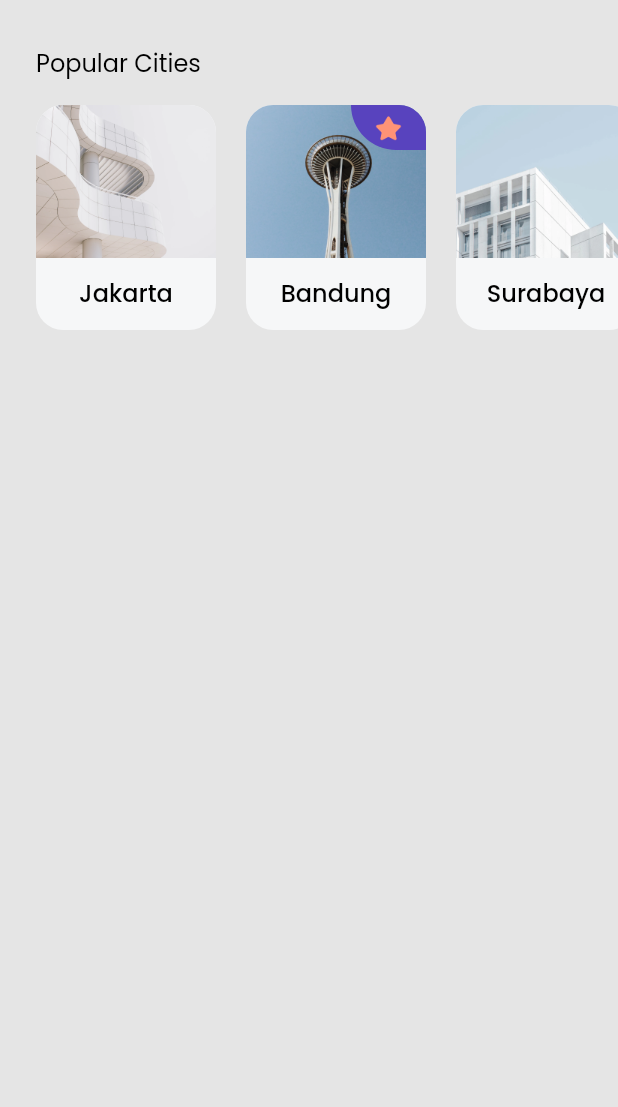
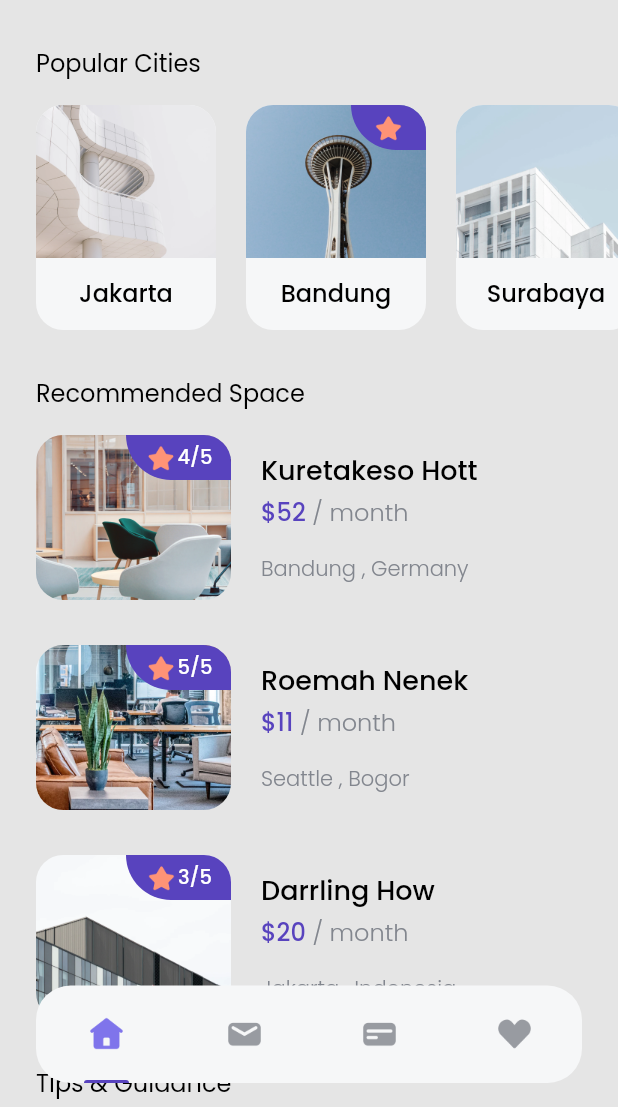
Before and after one commit to zulfiachsans/cari_kos, a Flutter app: the screen it shows after launch, after a tap on "Explore Now", on a phone screen of 412 x 824 dp, the part 129-1236 px from its top. Run offline on Flutter 3.47's test engine with Material 2 defaults, Android fonts, the phone set to English and light mode, and no system bars; our stand-ins replace google_fonts.

Commit message:
re-initial commit

```diff
--- /dev/null
+++ b/lib/models/space.dart
@@ -0,0 +1,50 @@
+class Space {
+  late int id;
+  late String name;
+  late String imageUrl;
+  late int price;
+  late String city;
+  late String country;
+  late int rating;
+  // late String address;
+  // late String phone;
+  // late String mapUrl;
+  // late List photos;
+  // late int numberOfKitchens;
+  // late int numberOfBedrooms;
+  // late int numberOfCupboards;
+
+  Space({
+    required this.city,
+    required this.country,
+    required this.id,
+    required this.imageUrl,
+    required this.name,
+    required this.price,
+    required this.rating,
+    // required this.address,
+    // required this.mapUrl,
+    // required this.numberOfBedrooms,
+    // required this.numberOfCupboards,
+    // required this.numberOfKitchens,
+    // required this.phone,
+    // required this.photos,
+  });
+
+  // Space.fromJson(json) {
+  //   id = json['id'];
+  //   name = json['name'];
+  //   city = json['city'];
+  //   country = json['country'];
+  //   imageUrl = json['image_url'];
+  //   price = json['price'];
+  //   rating = json['rating'];
+  //   address = json['address'];
+  //   phone = json['phone'];
+  //   mapUrl = json['map_url'];
+  //   photos = json['photos'];
+  //   numberOfBedrooms = json['number_of_bedrooms'];
+  //   numberOfCupboards = json['number_of_cupboards'];
+  //   numberOfKitchens = json['number_of_kitchens'];
+  // }
+}
--- /dev/null
+++ b/lib/models/tips.dart
@@ -0,0 +1,13 @@
+class Tips {
+  late int id;
+  late String title;
+  late String imageUrl;
+  late String updatedAt;
+
+  Tips({
+    required this.id,
+    required this.imageUrl,
+    required this.title,
+    required this.updatedAt,
+  });
+}
--- a/lib/pages/home_page.dart
+++ b/lib/pages/home_page.dart
@@ -1,6 +1,11 @@
+import 'package:cari_kos/models/space.dart';
+import 'package:cari_kos/models/tips.dart';
 import 'package:cari_kos/theme.dart';
+import 'package:cari_kos/widgets/bottom_navbar_item.dart';
 import 'package:cari_kos/widgets/city_card.dart';
+import 'package:cari_kos/widgets/space_card.dart';
 import 'package:cari_kos/models/city.dart';
+import 'package:cari_kos/widgets/tips_card.dart';
 import 'package:flutter/material.dart';
 
 class HomePage extends StatelessWidget {
@@ -8,12 +13,13 @@
   Widget build(BuildContext context) {
     return Scaffold(
       body: SafeArea(
-        child: Padding(
-          padding: EdgeInsets.symmetric(
-            vertical: edge,
-          ),
+        bottom: false,
         child: ListView(
           children: [
+            SizedBox(
+              height: edge,
+            ),
+            // NOTE: Header
             Padding(
               padding: EdgeInsets.only(
                 left: edge,
@@ -39,6 +45,7 @@
                 ),
               ),
             ),
+            // End haader
             SizedBox(
               height: 30,
             ),
@@ -75,6 +82,7 @@
                     width: 20,
                   ),
                   CityCard(
+                    // NOTE: Popular City
                     City(
                       id: 2,
                       name: 'Bandung',
@@ -129,10 +137,157 @@
                 ],
               ),
             ),
+            SizedBox(
+              height: 30,
+            ),
+            // NOTE: Recommended place
+            Padding(
+              padding: EdgeInsets.only(
+                left: edge,
+              ),
+              child: Text(
+                'Recommended Space',
+                style: regularTextStyle.copyWith(
+                  fontSize: 16,
+                ),
+              ),
+            ),
+            SizedBox(
+              height: 16,
+            ),
+            Padding(
+              padding: EdgeInsets.symmetric(
+                horizontal: edge,
+              ),
+              child: Column(
+                children: [
+                  SpaceCard(
+                    Space(
+                      id: 1,
+                      name: 'Kuretakeso Hott',
+                      imageUrl: 'assets/space1.png',
+                      price: 52,
+                      city: 'Bandung',
+                      country: 'Germany',
+                      rating: 4,
+                    ),
+                  ),
+                  SizedBox(
+                    height: 30,
+                  ),
+                  SpaceCard(
+                    Space(
+                      id: 2,
+                      name: 'Roemah Nenek',
+                      imageUrl: 'assets/space2.png',
+                      price: 11,
+                      city: 'Seattle',
+                      country: 'Bogor',
+                      rating: 5,
+                    ),
+                  ),
+                  SizedBox(
+                    height: 30,
+                  ),
+                  SpaceCard(
+                    Space(
+                      id: 3,
+                      name: 'Darrling How',
+                      imageUrl: 'assets/space3.png',
+                      price: 20,
+                      city: 'Jakarta',
+                      country: 'Indonesia',
+                      rating: 3,
+                    ),
+                  ),
                 ],
               ),
             ),
+            SizedBox(
+              height: 30,
             ),
+            // NOTE: TIPS & GUIDANCE
+            Padding(
+              padding: EdgeInsets.only(
+                left: edge,
+              ),
+              child: Text(
+                'Tips & Guidance',
+                style: regularTextStyle.copyWith(
+                  fontSize: 16,
+                ),
+              ),
+            ),
+            SizedBox(
+              height: 16,
+            ),
+            Padding(
+              padding: EdgeInsets.symmetric(
+                horizontal: edge,
+              ),
+              child: Column(
+                children: [
+                  TipsCard(
+                    Tips(
+                      id: 1,
+                      title: 'City Guidelines',
+                      imageUrl: 'assets/tips1.png',
+                      updatedAt: '20 Apr',
+                    ),
+                  ),
+                  SizedBox(
+                    height: 20,
+                  ),
+                  TipsCard(
+                    Tips(
+                      id: 2,
+                      title: 'Jakarta Fairship',
+                      imageUrl: 'assets/tips2.png',
+                      updatedAt: '11 Dec',
+                    ),
+                  ),
+                ],
+              ),
+            ),
+            SizedBox(
+              height: 100 + edge,
+            ),
+          ],
+        ),
+      ),
+      floatingActionButton: Container(
+        height: 65,
+        width: MediaQuery.of(context).size.width - (2 * edge),
+        margin: EdgeInsets.symmetric(
+          horizontal: edge,
+        ),
+        decoration: BoxDecoration(
+          color: Color(0xffF6F7F8),
+          borderRadius: BorderRadius.circular(23),
+        ),
+        child: Row(
+          mainAxisAlignment: MainAxisAlignment.spaceAround,
+          children: [
+            BottomNavbarItem(
+              imageUrl: 'assets/icon_home.png',
+              isActive: true,
+            ),
+            BottomNavbarItem(
+              imageUrl: 'assets/icon_email.png',
+              isActive: false,
+            ),
+            BottomNavbarItem(
+              imageUrl: 'assets/icon_card.png',
+              isActive: false,
+            ),
+            BottomNavbarItem(
+              imageUrl: 'assets/icon_love.png',
+              isActive: false,
+            ),
+          ],
+        ),
+      ),
+      floatingActionButtonLocation: FloatingActionButtonLocation.centerFloat,
     );
   }
 }
--- /dev/null
+++ b/lib/widgets/bottom_navbar_item.dart
@@ -0,0 +1,35 @@
+import 'package:cari_kos/theme.dart';
+import 'package:flutter/material.dart';
+
+class BottomNavbarItem extends StatelessWidget {
+  final String imageUrl;
+  final bool isActive;
+
+  BottomNavbarItem({required this.imageUrl, required this.isActive});
+
+  @override
+  Widget build(BuildContext context) {
+    return Column(
+      children: [
+        Spacer(),
+        Image.asset(
+          imageUrl,
+          width: 26,
+        ),
+        Spacer(),
+        isActive
+            ? Container(
+                width: 30,
+                height: 2,
+                decoration: BoxDecoration(
+                  color: purpleColor,
+                  borderRadius: BorderRadius.vertical(
+                    top: Radius.circular(1000),
+                  ),
+                ),
+              )
+            : Container(),
+      ],
+    );
+  }
+}
--- /dev/null
+++ b/lib/widgets/space_card.dart
@@ -0,0 +1,102 @@
+import 'package:cari_kos/models/space.dart';
+import 'package:flutter/material.dart';
+import 'package:cari_kos/theme.dart';
+
+class SpaceCard extends StatelessWidget {
+  final Space space;
+
+  SpaceCard(this.space);
+  @override
+  Widget build(BuildContext context) {
+    return Row(
+      children: [
+        ClipRRect(
+          borderRadius: BorderRadius.circular(
+            18,
+          ),
+          child: Container(
+            width: 130,
+            height: 110,
+            child: Stack(
+              children: [
+                Image.asset(
+                  space.imageUrl,
+                ),
+                Align(
+                  alignment: Alignment.topRight,
+                  child: Container(
+                    width: 70,
+                    height: 30,
+                    decoration: BoxDecoration(
+                      color: purpleColor,
+                      borderRadius: BorderRadius.only(
+                        bottomLeft: Radius.circular(36),
+                      ),
+                    ),
+                    child: Row(
+                      mainAxisAlignment: MainAxisAlignment.center,
+                      crossAxisAlignment: CrossAxisAlignment.center,
+                      children: [
+                        Image.asset(
+                          'assets/icon_star.png',
+                          width: 22,
+                          height: 22,
+                        ),
+                        Text(
+                          '${space.rating}/5',
+                          style: whiteTextStyle.copyWith(
+                            fontSize: 13,
+                          ),
+                        ),
+                      ],
+                    ),
+                  ),
+                ),
+              ],
+            ),
+          ),
+        ),
+        SizedBox(
+          width: 20,
+        ),
+        Column(
+          crossAxisAlignment: CrossAxisAlignment.start,
+          children: [
+            Text(
+              space.name,
+              style: blackTextStyle.copyWith(
+                fontSize: 18,
+              ),
+            ),
+            SizedBox(
+              height: 2,
+            ),
+            Text.rich(
+              TextSpan(
+                text: '\$${space.price}',
+                style: purpleTextStyle.copyWith(
+                  fontSize: 16,
+                ),
+                children: [
+                  TextSpan(
+                    text: ' / month',
+                    style: greyTextStyle.copyWith(
+                      fontSize: 16,
+                    ),
+                  ),
+                ],
+              ),
+            ),
+            SizedBox(
+              height: 16,
+            ),
+            Text(
+              '${space.city} , ${space.country}',
+              style: greyTextStyle,
+            ),
+          ],
+        ),
+      ],
+    );
+  }
+}
--- /dev/null
+++ b/lib/widgets/tips_card.dart
@@ -0,0 +1,50 @@
+import 'package:cari_kos/models/tips.dart';
+import 'package:cari_kos/theme.dart';
+import 'package:flutter/material.dart';
+
+class TipsCard extends StatelessWidget {
+  final Tips tips;
+
+  TipsCard(this.tips);
+
+  @override
+  Widget build(BuildContext context) {
+    return Row(
+      children: [
+        Image.asset(
+          tips.imageUrl,
+          width: 80,
+        ),
+        SizedBox(
+          width: 16,
+        ),
+        Column(
+          crossAxisAlignment: CrossAxisAlignment.start,
+          children: [
+            Text(
+              tips.title,
+              style: blackTextStyle.copyWith(
+                fontSize: 18,
+              ),
+            ),
+            SizedBox(
+              height: 4,
+            ),
+            Text(
+              'Updated ${tips.updatedAt}',
+              style: greyTextStyle,
+            ),
+          ],
+        ),
+        Spacer(),
+        IconButton(
+          onPressed: () {},
+          icon: Icon(
+            Icons.chevron_right,
+            color: greyColor,
+          ),
+        ),
+      ],
+    );
+  }
+}
```
Lines whose indentation alone changed are shown as unchanged.
